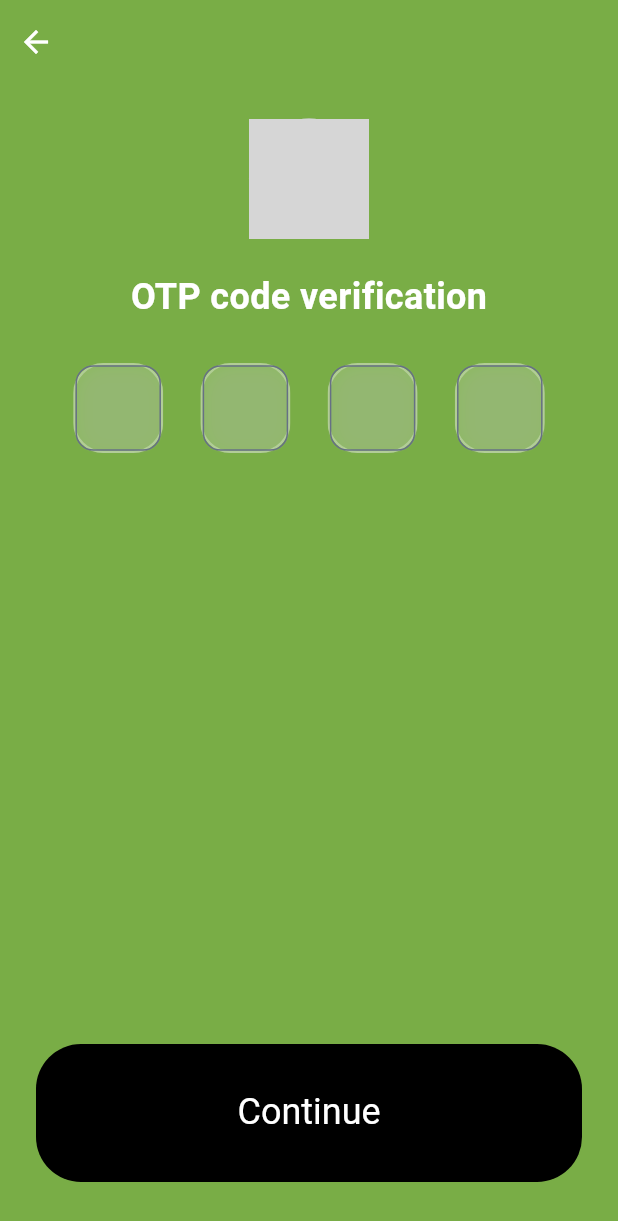
After one commit to Appo-Matrix/Bogo, a Flutter app: the OtpVerificationScreen screen opened directly, on a phone screen of 412 x 824 dp. The commit adds this screen. Shown: the top 1221 px of the screen. Run offline on Flutter 3.47's test engine with Material 3 defaults, Android fonts, the phone set to English and light mode, and no system bars; our stand-ins replace flutter_svg, go_router; network calls fail; Roboto replaces fonts that are missing (Poppins); grey boxes are pictures that could not be loaded.

Commit message:
otp screen
# Conflicts:
#	lib/core/routes/app_routes.dart

```diff
--- a/lib/core/routes/app_routes.dart
+++ b/lib/core/routes/app_routes.dart
@@ -1,3 +1,4 @@
+import 'package:bogo/features/splash/splash_screen.dart';
 import 'package:go_router/go_router.dart';
 import '../../features/auth/interests/interest_screen.dart';
 import '../../features/auth/otp/otp_screen.dart';
--- /dev/null
+++ b/lib/features/auth/screens/otp/otp_verification_screen.dart
@@ -0,0 +1,119 @@
+import 'dart:ui';
+import 'package:bogo/core/utils/common/common_widgets/primary_button.dart';
+import 'package:bogo/core/utils/constants/app_colors.dart';
+import 'package:bogo/core/utils/constants/app_sizes.dart';
+import 'package:flutter/material.dart';
+import '../../../../core/utils/common/common_widgets/custom_app_bar.dart';
+import '../../../../core/utils/constants/app_styles.dart';
+class OtpVerificationScreen extends StatefulWidget {
+  const OtpVerificationScreen({super.key});
+
+  @override
+  State<OtpVerificationScreen> createState() => _OtpVerificationScreenState();
+}
+
+class _OtpVerificationScreenState extends State<OtpVerificationScreen> {
+  final List<TextEditingController> _controllers = List.generate(
+    4,
+        (index) => TextEditingController(),
+  );
+
+  @override
+  Widget build(BuildContext context) {
+    return Scaffold(
+      backgroundColor: BAppColors.backGroundColor,
+      appBar: const CustomAppBar(
+        showBack: true,
+      ),
+      body: SafeArea(
+        child: Padding(
+          padding: const EdgeInsets.symmetric(horizontal: 24, vertical: 16),
+          child: Column(
+            crossAxisAlignment: CrossAxisAlignment.center,
+          children: [
+          // Profile Image
+              Container(
+                padding: const EdgeInsets.all(3), // space for border
+                child: const CircleAvatar(
+                  radius: 40,
+                  backgroundImage: NetworkImage(
+                    "https://randomuser.me/api/portraits/men/75.jpg",
+                  ),
+                ),
+              ),
+
+              const SizedBox(height: 24),
+
+              // Title
+              Text(
+                "OTP code verification",
+                style: BAppStyles.poppins(
+                  color: BAppColors.white,
+                  fontSize: BSizes.fontSizeLgx,
+                  weight: FontWeight.bold,
+                ),
+              ),
+              const SizedBox(height: 32),
+
+              // OTP Inputs
+              Row(
+                mainAxisAlignment: MainAxisAlignment.spaceEvenly,
+                children: List.generate(4, (index) {
+                  return ClipRRect(
+                    borderRadius: BorderRadius.circular(16),
+                    child: BackdropFilter(
+                      filter: ImageFilter.blur(sigmaX: 10, sigmaY: 10),
+                      child: Container(
+                        width: 60,
+                        height: 60,
+                        decoration: BoxDecoration(
+                          color: BAppColors.white.withOpacity(0.15),
+                          borderRadius: BorderRadius.circular(20),
+                          border: Border.all(
+                            color: BAppColors.white.withOpacity(0.3),
+                            width: 1.5,
+                          ),
+                          boxShadow: [
+                            BoxShadow(
+                              color: Colors.grey.withOpacity(0.2),
+                              blurRadius: 8,
+                              offset: const Offset(2, 2),
+                            ),
+                          ],
+                        ),
+                        child: TextField(
+                          controller: _controllers[index],
+                          textAlign: TextAlign.center,
+                          style: const TextStyle(
+                            fontSize: 20,
+                            fontWeight: FontWeight.bold,
+                            color: BAppColors.white,
+                          ),
+                          keyboardType: TextInputType.number,
+                          maxLength: 1,
+                          decoration: const InputDecoration(
+                            border: InputBorder.none,
+                            counterText: "",
+                          ),
+                          onChanged: (value) {
+                            if (value.isNotEmpty && index < 3) {
+                              FocusScope.of(context).nextFocus();
+                            }
+                          },
+                        ),
+                      ),
+                    ),
+                  );
+                }),
+              ),
+
+              const Spacer(),
+              PrimaryButton(text: 'Continue', onPressed: () {}),
+              const SizedBox(height: 20),
+            ],
+          ),
+        ),
+      ),
+    );
+  }
+}
```
